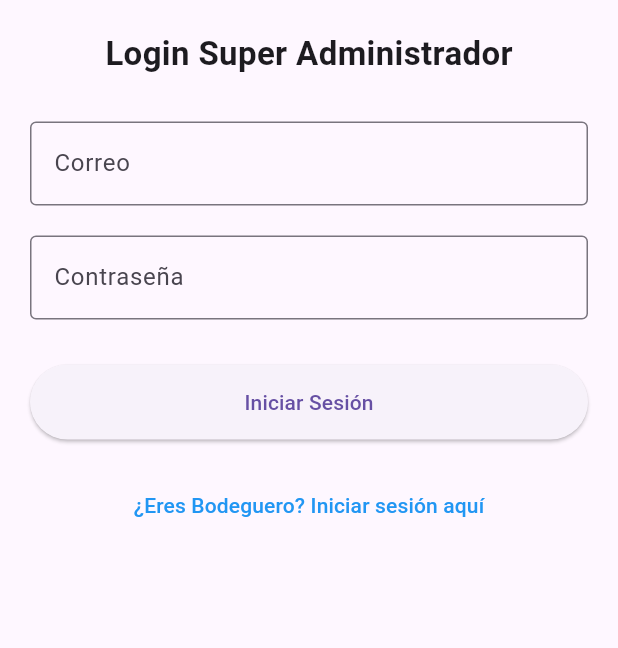
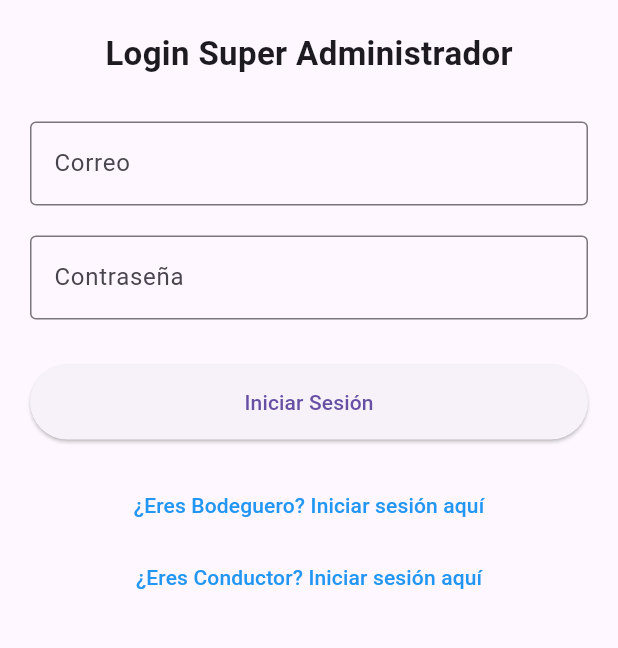
Before and after one commit to L-S16/OPTIRUTAFINAL, a Flutter app: the screen it shows after launch, on a phone screen of 412 x 824 dp, the part 384-1032 px from its top. Run offline on Flutter 3.47's test engine with Material 3 defaults, Android fonts, the phone set to English and light mode, and no system bars; our stand-ins replace cloud_firestore, firebase_auth, firebase_core, geolocator, google_maps_flutter, signature; missing offline and left inert: flutter_polyline_points; accounts and stored records are empty.

Commit message:
feat: agregar navegacion al login de conductor

```diff
--- a/lib/screens/admin/login_admin_screen.dart
+++ b/lib/screens/admin/login_admin_screen.dart
@@ -1,6 +1,7 @@
 import 'package:flutter/material.dart';
 import 'admin_dashboard.dart';
 import '../bodega/login_bodeguero_screen.dart';
+import '../conductor/login_conductor_screen.dart';
 
 class LoginAdminScreen extends StatelessWidget {
   const LoginAdminScreen({super.key});
@@ -53,7 +54,8 @@ class LoginAdminScreen extends StatelessWidget {
                     Navigator.push(
                       context,
                       MaterialPageRoute(
-                      builder: (context) => const AdminDashboardScreen(),
+                        builder: (context) =>
+                            const AdminDashboardScreen(),
                       ),
                     );
                   },
@@ -66,12 +68,28 @@ class LoginAdminScreen extends StatelessWidget {
                   Navigator.push(
                     context,
                     MaterialPageRoute(
-                    builder: (context) => const LoginBodegueroScreen(),
+                      builder: (context) =>
+                          const LoginBodegueroScreen(),
                     ),
                   );
                 },
                 child: const Text(
                   '¿Eres Bodeguero? Iniciar sesión aquí',
+                  style: TextStyle(color: Colors.blue),
+                ),
+              ),
+              TextButton(
+                onPressed: () {
+                  Navigator.push(
+                    context,
+                    MaterialPageRoute(
+                      builder: (context) =>
+                          const LoginConductorScreen(),
+                    ),
+                  );
+                },
+                child: const Text(
+                  '¿Eres Conductor? Iniciar sesión aquí',
                   style: TextStyle(color: Colors.blue),
                 ),
               ),
```
Lines whose indentation alone changed are shown as unchanged.
